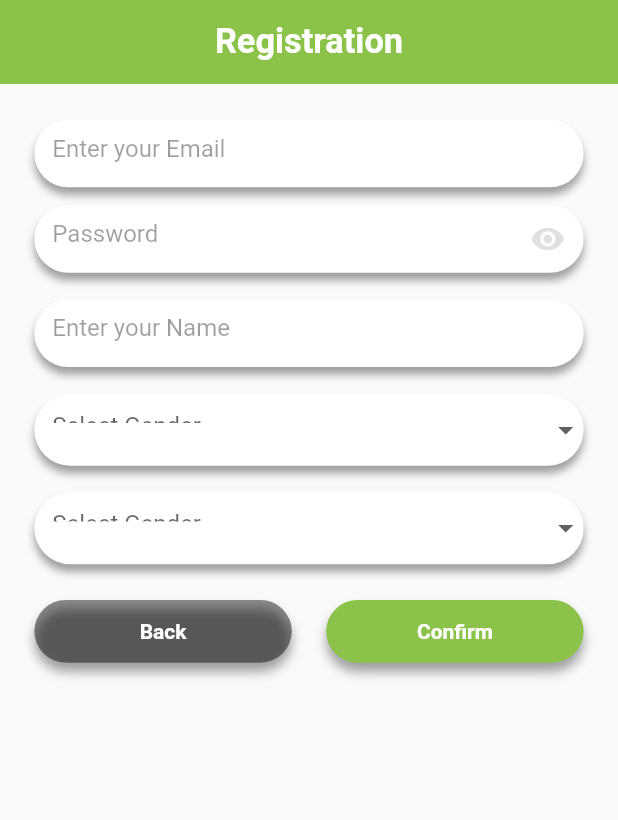
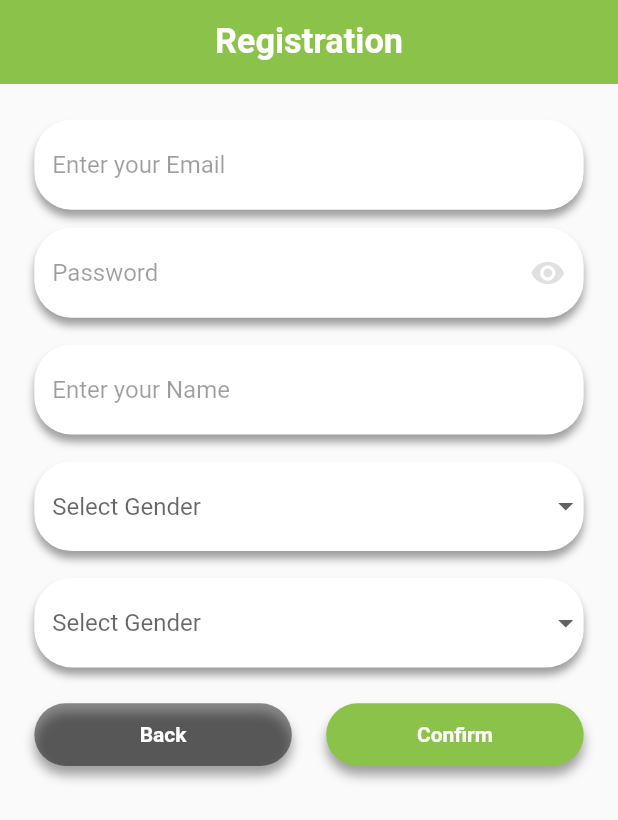
Before and after one commit to arshadkhan3923/My-Carbon, a Flutter app: the screen it shows after launch, after a tap on "REGISTER", on a phone screen of 412 x 824 dp. Shown: the top 820 px of the screen. Run offline on Flutter 3.47's test engine with Material 2 defaults, Android fonts, the phone set to English and light mode, and no system bars; our stand-ins replace flutter_screenutil, get, image_picker.

Commit message:
new code

```diff
--- a/lib/Widgets/dropdowm.dart
+++ b/lib/Widgets/dropdowm.dart
@@ -20,7 +20,7 @@ class CustomDropDown<T> extends StatelessWidget {
   @override
   Widget build(BuildContext context) {
     return Container(
-      height: 40.h,
+      height: 50.h,
       decoration: BoxDecoration(
         color: Colors.white,
         borderRadius: BorderRadius.circular(25),
--- a/lib/login_screen.dart
+++ b/lib/login_screen.dart
@@ -59,7 +59,7 @@ class _LoginScreenState extends State<LoginScreen> {
                       height: 15.h,
                     ),
                     Container(
-                      height: 40.0,
+                      height: 50.0,
                       width: double.infinity,
                       decoration: BoxDecoration(
                         color: Colors.white,
@@ -119,7 +119,7 @@ class _LoginScreenState extends State<LoginScreen> {
                       height: 15.h,
                     ),
                     Container(
-                      height: 40.0,
+                      height: 50.0,
                       width: double.infinity,
                       decoration: BoxDecoration(
                         color: Colors.white,
--- a/lib/registration_screen.dart
+++ b/lib/registration_screen.dart
@@ -70,7 +70,7 @@ class _RegistrationScreenState extends State<RegistrationScreen> {
                   height: 10.h,
                 ),
                 Container(
-                  height: 45.0,
+                  height: 60.0,
                   width: double.infinity,
                   decoration: BoxDecoration(
                     color: Colors.white,
@@ -129,7 +129,7 @@ class _RegistrationScreenState extends State<RegistrationScreen> {
                   height: 10.h,
                 ),
                 Container(
-                  height: 45.0,
+                  height: 60.0,
                   width: double.infinity,
                   decoration: BoxDecoration(
                     color: Colors.white,
@@ -202,7 +202,7 @@ class _RegistrationScreenState extends State<RegistrationScreen> {
                   height: 15.h,
                 ),
                 Container(
-                  height: 45.0,
+                  height: 60.0,
                   width: double.infinity,
                   decoration: BoxDecoration(
                     color: Colors.white,
```
